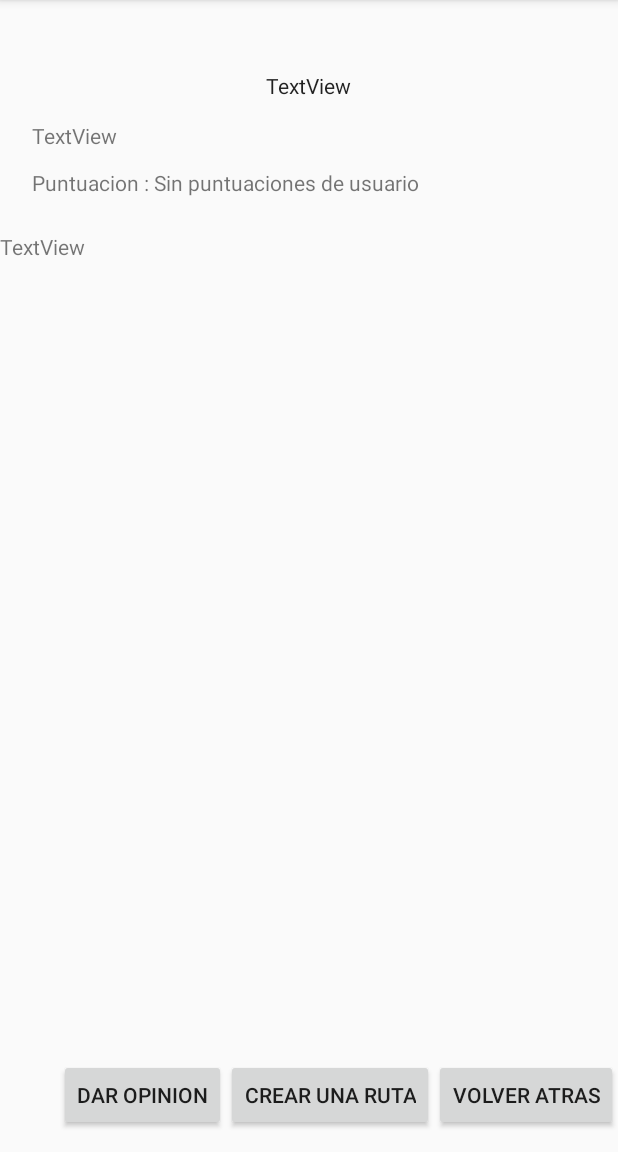
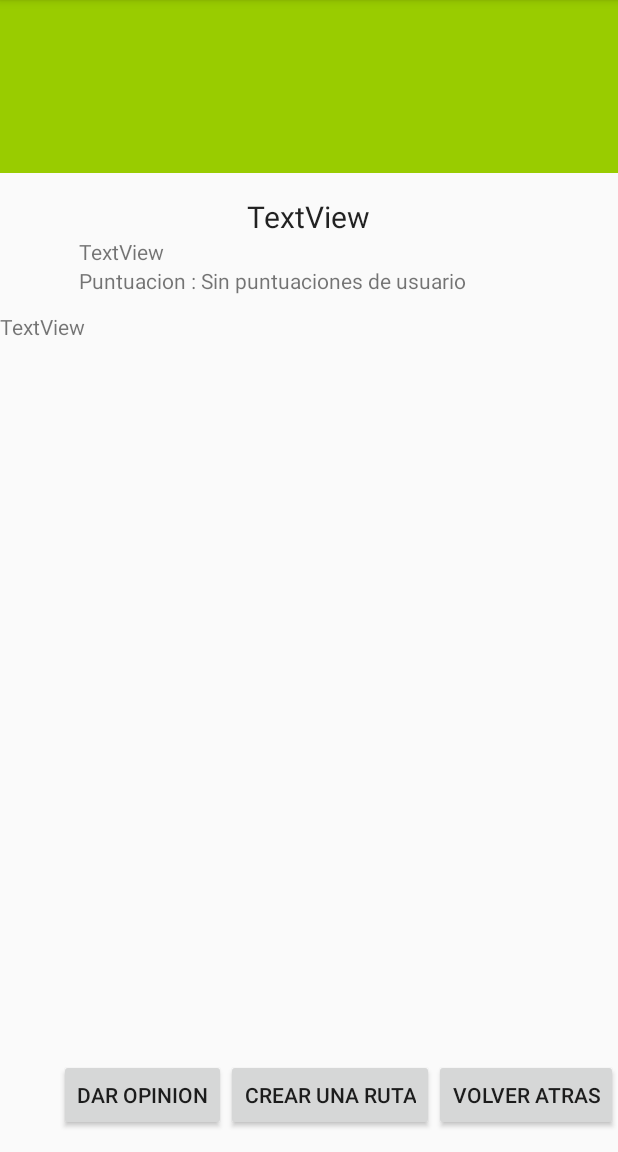
Before and after one commit to VillaAPP/VillApp, an Android app: the LugarClicado screen opened directly, with no data from a screen before it, on a phone screen of 412 x 824 dp, the part 84-1236 px from its top. Run offline under Robolectric (Android 15) with nearby library versions, the phone set to English and light mode, and no system bars; 12 statements that could not run were skipped.

Commit message:
Cargar imagen de lugares.
Ya es posible cargar imagenes de lugares. Se ha probado con la puerta de
alcalá y todo OK. (Hay que añadir más imagenes al host y añadir la ruta
al xml).

```diff
--- a/app/src/main/java/studio/waterwell/villaapp/Actividades/LugarClicado.java
+++ b/app/src/main/java/studio/waterwell/villaapp/Actividades/LugarClicado.java
@@ -1,12 +1,14 @@
 package studio.waterwell.villaapp.Actividades;
 
 import android.content.Intent;
+import android.graphics.Bitmap;
 import android.support.v4.app.Fragment;
 import android.support.v4.app.FragmentManager;
 import android.support.v7.app.AppCompatActivity;
 import android.os.Bundle;
 import android.view.View;
 import android.widget.Button;
+import android.widget.ImageView;
 import android.widget.ListView;
 import android.widget.RelativeLayout;
 import android.widget.TextView;
@@ -21,13 +23,14 @@ import studio.waterwell.villaapp.Fragmentos.FragMapa;
 import studio.waterwell.villaapp.Fragmentos.fragOpinion;
 import studio.waterwell.villaapp.Fragmentos.fragRincon;
 import studio.waterwell.villaapp.Modelo.AdaptadorOpiniones;
+import studio.waterwell.villaapp.Modelo.ILugar;
 import studio.waterwell.villaapp.Modelo.IOpiniones;
 import studio.waterwell.villaapp.Modelo.Lugar;
 import studio.waterwell.villaapp.Modelo.Opinion;
 import studio.waterwell.villaapp.Modelo.Usuario;
 import studio.waterwell.villaapp.R;
 
-public class LugarClicado extends AppCompatActivity implements IOpiniones{
+public class LugarClicado extends AppCompatActivity implements IOpiniones, ILugar{
 
     /* Control de datos */
 
@@ -140,9 +143,10 @@ public class LugarClicado extends AppCompatActivity implements IOpiniones{
 
         if(usuario.getOpiniones() != null){
             int index = 0;
+            int numOpiniones = usuario.getOpiniones().size();
             boolean encontrado = false;
 
-            while(!encontrado){
+            while(!encontrado && index < numOpiniones){
                 if(usuario.getOpiniones().get(index).getId().equals(lugar.getId())){
                     encontrado = true;
                     existe = true;
@@ -190,5 +194,8 @@ public class LugarClicado extends AppCompatActivity implements IOpiniones{
     }
 
 
-
+    @Override
+    public void cargarImagenLugar(Bitmap imagen_procesar) {
+        fragRincon.cargarImagen(imagen_procesar);
+    }
 }
--- a/app/src/main/java/studio/waterwell/villaapp/Controlador/ControladorLugar.java
+++ b/app/src/main/java/studio/waterwell/villaapp/Controlador/ControladorLugar.java
@@ -5,6 +5,8 @@ import android.content.Context;
 import java.util.ArrayList;
 
 import studio.waterwell.villaapp.BD.DAOLugar;
+import studio.waterwell.villaapp.BD.WebService.CargarImagen;
+import studio.waterwell.villaapp.Modelo.ILugar;
 import studio.waterwell.villaapp.Modelo.Lugar;
 
 /**
@@ -13,16 +15,30 @@ import studio.waterwell.villaapp.Modelo.Lugar;
 
 public class ControladorLugar {
     private ArrayList<Lugar> lugares;
+    private Lugar lugar;
     private DAOLugar daoLugar;
     private Context contexto;
 
+    /*Para cargar todos los lugares*/
     public ControladorLugar(Context contexto) {
         this.contexto = contexto;
         this.daoLugar = new DAOLugar(this.contexto);
         this.lugares = daoLugar.getLugares();
     }
 
+    /*Para cargar un solo lugar*/
+    public ControladorLugar(Context contexto, Lugar lugar) {
+        this.contexto = contexto;
+        this.lugar = lugar;
+    }
+
     public ArrayList<Lugar> getLugares() {
         return lugares;
     }
+
+    public void cargarImagenLugar(ILugar ilugar) {
+
+        CargarImagen hilo = new CargarImagen(ilugar);
+        hilo.execute(this.lugar.getRutaImagen());
+    }
 }
--- a/app/src/main/java/studio/waterwell/villaapp/Fragmentos/fragRincon.java
+++ b/app/src/main/java/studio/waterwell/villaapp/Fragmentos/fragRincon.java
@@ -2,6 +2,7 @@ package studio.waterwell.villaapp.Fragmentos;
 
 import android.content.Context;
 import android.content.Intent;
+import android.graphics.Bitmap;
 import android.net.Uri;
 import android.os.Bundle;
 import android.support.annotation.Nullable;
@@ -11,6 +12,7 @@ import android.view.LayoutInflater;
 import android.view.View;
 import android.view.ViewGroup;
 import android.widget.Button;
+import android.widget.ImageView;
 import android.widget.ListView;
 import android.widget.RelativeLayout;
 import android.widget.TextView;
@@ -19,8 +21,11 @@ import android.widget.Toast;
 import com.google.android.gms.maps.model.LatLng;
 
 import java.util.ArrayList;
+
+import studio.waterwell.villaapp.Controlador.ControladorLugar;
 import studio.waterwell.villaapp.Controlador.ControladorOpiniones;
 import studio.waterwell.villaapp.Modelo.AdaptadorOpiniones;
+import studio.waterwell.villaapp.Modelo.ILugar;
 import studio.waterwell.villaapp.Modelo.IOpiniones;
 import studio.waterwell.villaapp.Modelo.Lugar;
 import studio.waterwell.villaapp.Modelo.Opinion;
@@ -39,12 +44,16 @@ public class fragRincon extends Fragment {
     private RelativeLayout layoutCara;
     private RelativeLayout layoutDatos;
     private AdaptadorOpiniones adaptador;
+    private ImageView imagenLugar;
 
     private ControladorOpiniones controladorOpiniones;
     private  ArrayList<Opinion> opiniones;
     private IOpiniones iOpiniones;
     private Lugar lugar;
     private LatLng misCoordenadas;
+
+    private ControladorLugar controladorLugar;
+    private ILugar ilugar;
 
     public fragRincon() {
         // Required empty public constructor
@@ -160,6 +169,18 @@ public class fragRincon extends Fragment {
                 iOpiniones.darOpinion(misCoordenadas, lugar.obtenerCoordenadas());
             }
         });
+
+        /*
+        Cargar la imagen
+         */
+        this.imagenLugar = (ImageView) v.findViewById(R.id.lugar_imagen);
+        this.controladorLugar = new ControladorLugar(getContext(), this.lugar);
+        this.ilugar = (ILugar) getActivity();
+        this.controladorLugar.cargarImagenLugar(this.ilugar);
+    }
+
+    public void cargarImagen(Bitmap imagen_procesar) {
+        this.imagenLugar.setImageBitmap(imagen_procesar);
     }
 
     public void cargarOpiniones(ArrayList<Opinion> opiniones) {
--- /dev/null
+++ b/app/src/main/java/studio/waterwell/villaapp/Modelo/ILugar.java
@@ -0,0 +1,14 @@
+package studio.waterwell.villaapp.Modelo;
+
+import android.graphics.Bitmap;
+import android.widget.ImageView;
+
+/**
+ * Created by AdeFr on 15/05/2017.
+ */
+
+public interface ILugar {
+
+    public void cargarImagenLugar(Bitmap imagen_procesar);
+
+}
--- a/app/src/main/res/layout/fragment_rincon.xml
+++ b/app/src/main/res/layout/fragment_rincon.xml
@@ -1,4 +1,5 @@
 <FrameLayout xmlns:android="http://schemas.android.com/apk/res/android"
+    xmlns:app="http://schemas.android.com/apk/res-auto"
     xmlns:tools="http://schemas.android.com/tools"
     android:layout_width="match_parent"
     android:layout_height="match_parent"
@@ -11,17 +12,17 @@
             android:id="@+id/lugar_nombre"
             android:layout_width="wrap_content"
             android:layout_height="wrap_content"
-            android:layout_alignParentTop="true"
-            android:layout_centerHorizontal="true"
-            android:layout_marginTop="47dp"
+            android:layout_marginTop="15dp"
             android:text="TextView"
-            android:textAppearance="@style/TextAppearance.AppCompat.Body1" />
+            android:textSize="20dp"
+            android:textAppearance="@style/TextAppearance.AppCompat.Body1"
+            android:layout_below="@+id/lugar_imagen"
+            android:layout_centerHorizontal="true" />
 
         <TextView
             android:id="@+id/lugar_direccion"
             android:layout_width="wrap_content"
             android:layout_height="wrap_content"
-            android:layout_marginTop="14dp"
             android:text="TextView"
             android:layout_below="@+id/lugar_nombre"
             android:layout_alignStart="@+id/lugar_rate" />
@@ -30,11 +31,10 @@
             android:id="@+id/lugar_rate"
             android:layout_width="wrap_content"
             android:layout_height="wrap_content"
-            android:layout_alignParentStart="true"
+            android:layout_marginStart="13dp"
+            android:text="Puntuacion : Sin puntuaciones de usuario"
             android:layout_below="@+id/lugar_direccion"
-            android:layout_marginStart="21dp"
-            android:layout_marginTop="12dp"
-            android:text="Puntuacion : Sin puntuaciones de usuario" />
+            android:layout_alignStart="@+id/lugar_opinion" />
 
         <Button
             android:id="@+id/lugar_atras"
@@ -65,9 +65,9 @@
             android:id="@+id/layout_descripcion"
             android:layout_width="match_parent"
             android:layout_height="120dp"
-            android:layout_marginTop="23dp"
             android:layout_below="@+id/lugar_rate"
-            android:layout_alignParentStart="true">
+            android:layout_alignParentStart="true"
+            android:layout_marginTop="11dp">
 
             <TextView
                 android:id="@+id/lugar_descripcion"
@@ -79,10 +79,9 @@
         <RelativeLayout
             android:layout_width="match_parent"
             android:layout_height="130dp"
-            android:layout_marginTop="24dp"
+            android:id="@+id/relativeLayout"
             android:layout_below="@+id/layout_descripcion"
-            android:layout_alignParentStart="true"
-            android:id="@+id/relativeLayout">
+            android:layout_alignParentStart="true">
 
             <RelativeLayout
                 android:id="@+id/layout_lista"
@@ -99,7 +98,10 @@
             <RelativeLayout
                 android:id="@+id/layout_carga"
                 android:layout_width="match_parent"
-                android:layout_height="match_parent">
+                android:layout_height="match_parent"
+                android:layout_alignParentTop="true"
+                android:layout_alignParentStart="true"
+                android:layout_marginTop="13dp">
 
                 <ProgressBar
                     android:id="@+id/carga_opiniones"
@@ -111,6 +113,14 @@
             </RelativeLayout>
         </RelativeLayout>
 
+        <ImageView
+            android:id="@+id/lugar_imagen"
+            android:layout_width="match_parent"
+            android:layout_height="115dp"
+            android:layout_alignParentStart="true"
+            android:layout_alignParentTop="true"
+            app:srcCompat="@android:color/holo_green_light" />
+
     </RelativeLayout>
 
 </FrameLayout>
--- a/app/src/main/res/raw/api_lugares.xml
+++ b/app/src/main/res/raw/api_lugares.xml
@@ -5,7 +5,7 @@
         <direccion>Plaza de la Independencia, 28001 Madrid, España</direccion>
         <latitud>40.420318</latitud>
         <longitud>-3.688914</longitud>
-        <img></img>
+        <img>01.jpg</img>
         <descripcion>
             La puerta daba acceso a aquellos viajeros que entraban antiguamente a la población desde Francia, Aragón o Cataluña. En la actualidad es una puerta monumental que se encuentra ubicada junto a la Fuente de Cibeles y el Parque del Retiro. Fue construida por mandato de Carlos III en sustitución de otra puerta anterior que existía ya desde el siglo XVI.
             Las salidas de Madrid estaban flanqueadas por cinco puertas reales o de registro (es decir aquellas en las que se pagaban los impuestos): la de Segovia (denominada también del Puente de Segovia), Guadalajara, Toledo, Atocha, la de Alcalá y Bilbao (o de los Pozos de la Nieve), y catorce portillos de menor importancia o de segundo orden a (abiertos en distintas fechas): Vega, Vistillas, Gilimón, el Campillo del Mundo Nuevo, Embajadores, Valencia, Campanilla, Recoletos, Santa Bazbara, Maravillas, Santo Domingo (o Fuencarral ), Conde Duque, San Bernardino (o de San Joaquín) y San Vicente.
--- a/app/src/main/res/values/strings.xml
+++ b/app/src/main/res/values/strings.xml
@@ -23,4 +23,6 @@
     <!-- TODO: Remove or change this placeholder text -->
     <string name="hello_blank_fragment">Hello blank fragment</string>
 
+    <string name="url">http://www.villaApp.esy.es/</string>
+
 </resources>
```
Also changed, not shown: app/src/main/java/studio/waterwell/villaapp/BD/DAOLugar.java (+5 -2 lines), app/src/main/java/studio/waterwell/villaapp/BD/WebService/CargarImagen.java (added, +54 -0 lines).
